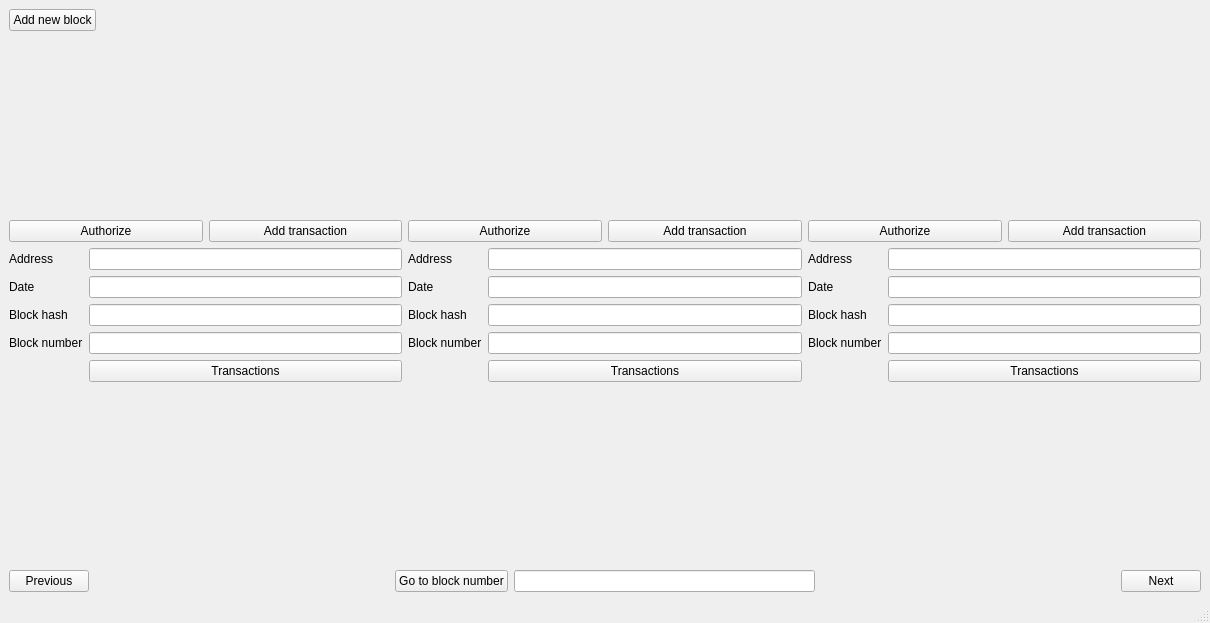
Qt form mainwindow.ui (krakenaut9/BlockChain) before a commit.
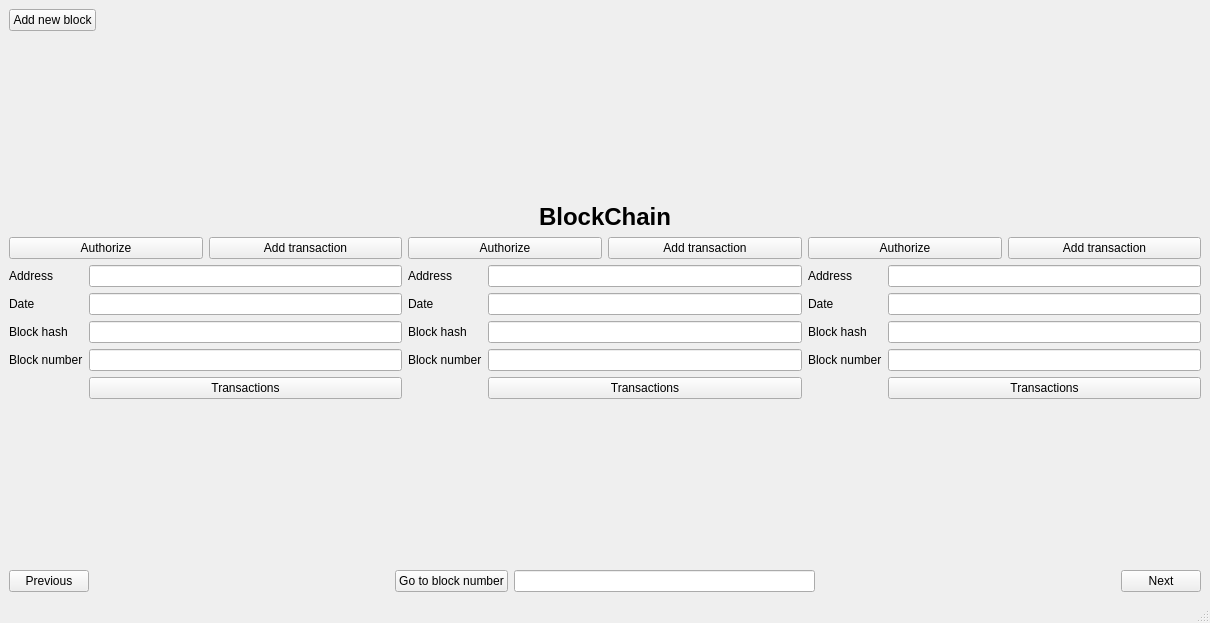
The same form after that commit.

What changed in the file:
```diff
--- a/mainwindow.ui
+++ b/mainwindow.ui
@@ -52,6 +52,13 @@
       </property>
      </spacer>
     </item>
+    <item>
+     <widget class="QLabel" name="label">
+      <property name="text">
+       <string>&lt;html&gt;&lt;head/&gt;&lt;body&gt;&lt;p align=&quot;center&quot;&gt;&lt;span style=&quot; font-size:18pt; font-weight:700;&quot;&gt;BlockChain&lt;/span&gt;&lt;/p&gt;&lt;/body&gt;&lt;/html&gt;</string>
+      </property>
+     </widget>
+    </item>
     <item>
      <layout class="QHBoxLayout" name="horizontalLayout_2">
       <item>
```
